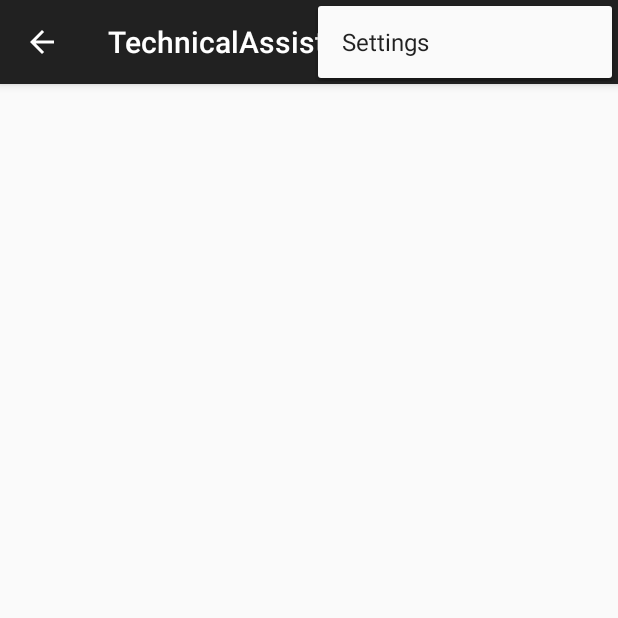
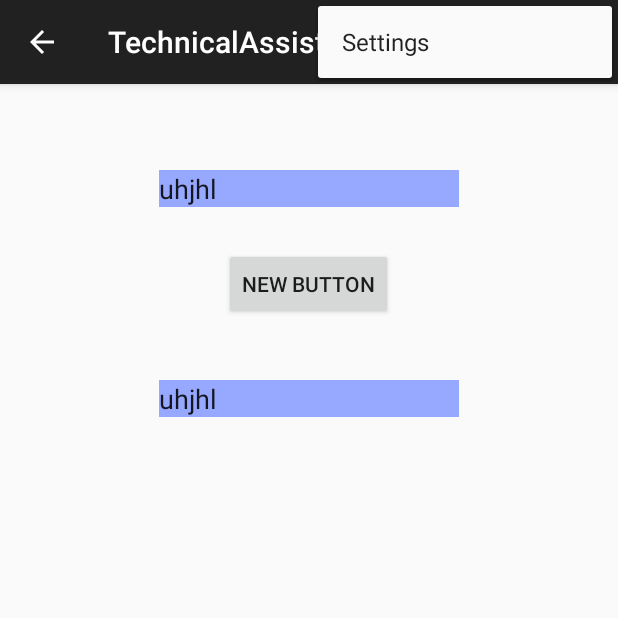
Before and after one commit to BonVit/TechnicalAssistantProject, an Android app: the screen it shows after launch (MainActivity), with the options menu open, on a phone screen of 412 x 824 dp, the top half of it. Run offline under Robolectric (Android 15) with nearby library versions, the phone set to English and light mode, and no system bars; 2 statements that could not run were skipped.

Commit message:
Fixed project in general (activity -> fragment). Now you can get one minimization :)

```diff
--- a/TechnicalAssistant/app/src/main/AndroidManifest.xml
+++ b/TechnicalAssistant/app/src/main/AndroidManifest.xml
@@ -12,11 +12,9 @@
             android:label="@string/app_name" >
             <intent-filter>
                 <action android:name="android.intent.action.MAIN" />
-
                 <category android:name="android.intent.category.LAUNCHER" />
             </intent-filter>
         </activity>
-        <activity android:name=".Activity.MinimizeActivity" />
     </application>
 
 </manifest>
--- a/TechnicalAssistant/app/src/main/java/com/ta/bd/technicalassistant/Activity/MinimizeActivity.java
+++ /dev/null
@@ -1,17 +0,0 @@
-package com.ta.bd.technicalassistant.Activity;
-
-import android.app.Activity;
-import android.os.Bundle;
-
-import com.ta.bd.technicalassistant.R;
-
-/**
- * Created by Vitaliy on 4/28/2015.
- */
-public class MinimizeActivity extends Activity {
-    @Override
-    protected void onCreate(Bundle savedInstanceState) {
-        super.onCreate(savedInstanceState);
-        setContentView(R.layout.minimize_layout);
-    }
-}
--- /dev/null
+++ b/TechnicalAssistant/app/src/main/java/com/ta/bd/technicalassistant/Fragments/MinimizeFragment.java
@@ -0,0 +1,54 @@
+package com.ta.bd.technicalassistant.Fragments;
+
+//import android.app.Fragment;
+import android.os.Bundle;
+import android.support.annotation.Nullable;
+import android.view.LayoutInflater;
+import android.view.View;
+import android.view.ViewGroup;
+import android.support.v4.app.Fragment;
+import android.widget.Button;
+import android.widget.TextView;
+
+import com.ta.bd.technicalassistant.R;
+import com.ta.bd.technicalassistant.Source.BoolFunction;
+
+import java.util.Vector;
+
+/**
+ * Created by Vitaliy on 4/28/2015.
+ */
+public class MinimizeFragment extends Fragment
+{
+    private BoolFunction bool_function;
+
+    private View view;
+    private TextView string_bool_function;
+    private TextView string_minimization_result;
+    private Button button_minimize;
+
+
+    @Nullable
+    @Override
+    public View onCreateView(LayoutInflater inflater, ViewGroup container, Bundle savedInstanceState)
+    {
+        view = inflater.inflate(R.layout.minimize_layout, container, false);
+
+        string_bool_function = (TextView) view.findViewById(R.id.editText_input_bool_fucntion);
+        string_minimization_result = (TextView) view.findViewById(R.id.editText_minimization_result);
+        button_minimize = (Button) view.findViewById(R.id.button_minimize);
+
+        button_minimize.setOnClickListener(new View.OnClickListener()
+        {
+            @Override
+            public void onClick(View v)
+            {
+                bool_function = new BoolFunction(string_bool_function.getText().toString());
+                Vector<String> a = bool_function.getMdnf();
+                string_minimization_result.setText(bool_function.getMdnf().elementAt(0));
+            }
+        });
+
+        return view;
+    }
+}
--- a/TechnicalAssistant/app/src/main/java/com/ta/bd/technicalassistant/MainActivity.java
+++ b/TechnicalAssistant/app/src/main/java/com/ta/bd/technicalassistant/MainActivity.java
@@ -5,18 +5,15 @@ import android.support.v7.app.ActionBarActivity;
 import android.support.v7.app.ActionBar;
 import android.support.v4.app.Fragment;
 import android.support.v4.app.FragmentManager;
-import android.content.Context;
-import android.os.Build;
 import android.os.Bundle;
-import android.view.Gravity;
 import android.view.LayoutInflater;
 import android.view.Menu;
 import android.view.MenuItem;
 import android.view.View;
 import android.view.ViewGroup;
 import android.support.v4.widget.DrawerLayout;
-import android.widget.ArrayAdapter;
-import android.widget.TextView;
+
+import com.ta.bd.technicalassistant.Fragments.MinimizeFragment;
 
 
 public class MainActivity extends ActionBarActivity
@@ -49,10 +46,23 @@ public class MainActivity extends ActionBarActivity
 
     @Override
     public void onNavigationDrawerItemSelected(int position) {
+        Fragment switch_fragment = new MinimizeFragment();
+
+        switch(position)
+        {
+            case 0:
+                break;
+            case 1:
+                switch_fragment = new MinimizeFragment();
+                break;
+            case 2:
+                break;
+        }
+
         // update the main content by replacing fragments
         FragmentManager fragmentManager = getSupportFragmentManager();
         fragmentManager.beginTransaction()
-                .replace(R.id.container, PlaceholderFragment.newInstance(position + 1))
+                .replace(R.id.container, switch_fragment)
                 .commit();
     }
 
--- a/TechnicalAssistant/app/src/main/java/com/ta/bd/technicalassistant/NavigationDrawerFragment.java
+++ b/TechnicalAssistant/app/src/main/java/com/ta/bd/technicalassistant/NavigationDrawerFragment.java
@@ -104,7 +104,7 @@ public class NavigationDrawerFragment extends Fragment {
                 new String[]{
                         getString(R.string.title_section1),
                         getString(R.string.title_section2),
-                        getString(R.string.title_section3),
+                        getString(R.string.title_section3)
                 }));
         mDrawerListView.setItemChecked(mCurrentSelectedPosition, true);
         return mDrawerListView;
--- a/TechnicalAssistant/app/src/main/java/com/ta/bd/technicalassistant/Source/BoolFunction.java
+++ b/TechnicalAssistant/app/src/main/java/com/ta/bd/technicalassistant/Source/BoolFunction.java
@@ -6,7 +6,7 @@ import java.util.Vector;
  * Created by Vitaliy on 4/28/2015.
  */
 
-class BoolFunction
+public class BoolFunction
 {
     private String[] truth_table;
     private Vector<String> dnf;
@@ -224,7 +224,7 @@ class BoolFunction
         return mdnf;
     }
 
-    BoolFunction(String function)
+    public BoolFunction(String function)
     {
         //Create truth table
         truth_table = new String [function.length()];
--- a/TechnicalAssistant/app/src/main/res/layout/minimize_layout.xml
+++ b/TechnicalAssistant/app/src/main/res/layout/minimize_layout.xml
@@ -1,6 +1,50 @@
 <?xml version="1.0" encoding="utf-8"?>
-<LinearLayout xmlns:android="http://schemas.android.com/apk/res/android"
+<RelativeLayout xmlns:android="http://schemas.android.com/apk/res/android"
     android:orientation="vertical" android:layout_width="match_parent"
     android:layout_height="match_parent">
 
-</LinearLayout>
+    <EditText
+        android:layout_width="wrap_content"
+        android:layout_height="wrap_content"
+        android:id="@+id/editText_input_bool_fucntion"
+        android:layout_alignParentTop="true"
+        android:layout_centerHorizontal="true"
+        android:layout_marginTop="57dp"
+        android:text="uhjhl"
+        android:background="#ff97a8ff"
+        android:clickable="false"
+        android:editable="true"
+        android:enabled="true"
+        android:maxLines="1"
+        android:minLines="1"
+        android:minWidth="200dp"
+        android:nestedScrollingEnabled="false"
+        />
+
+    <Button
+        android:layout_width="wrap_content"
+        android:layout_height="wrap_content"
+        android:text="New Button"
+        android:id="@+id/button_minimize"
+        android:layout_below="@+id/editText_input_bool_fucntion"
+        android:layout_centerHorizontal="true"
+        android:layout_marginTop="27dp"/>
+
+    <EditText
+        android:layout_width="wrap_content"
+        android:layout_height="wrap_content"
+        android:id="@+id/editText_minimization_result"
+        android:layout_marginTop="40dp"
+        android:text="uhjhl"
+        android:background="#ff97a8ff"
+        android:clickable="false"
+        android:editable="true"
+        android:enabled="true"
+        android:maxLines="1"
+        android:minLines="1"
+        android:minWidth="200dp"
+        android:nestedScrollingEnabled="false"
+        android:layout_below="@+id/button_minimize"
+        android:layout_centerHorizontal="true"/>
+
+</RelativeLayout>
--- a/TechnicalAssistant/app/src/main/res/values/strings.xml
+++ b/TechnicalAssistant/app/src/main/res/values/strings.xml
@@ -2,7 +2,7 @@
     <string name="app_name">TechnicalAssistant</string>
 
     <string name="title_section1">Section 1</string>
-    <string name="title_section2">Section 2</string>
+    <string name="title_section2">Minimize</string>
     <string name="title_section3">Section 3</string>
 
     <string name="navigation_drawer_open">Open navigation drawer</string>
@@ -11,4 +11,8 @@
     <string name="action_example">Example action</string>
 
     <string name="action_settings">Settings</string>
+
+    //minimize layout
+
+
 </resources>
```
